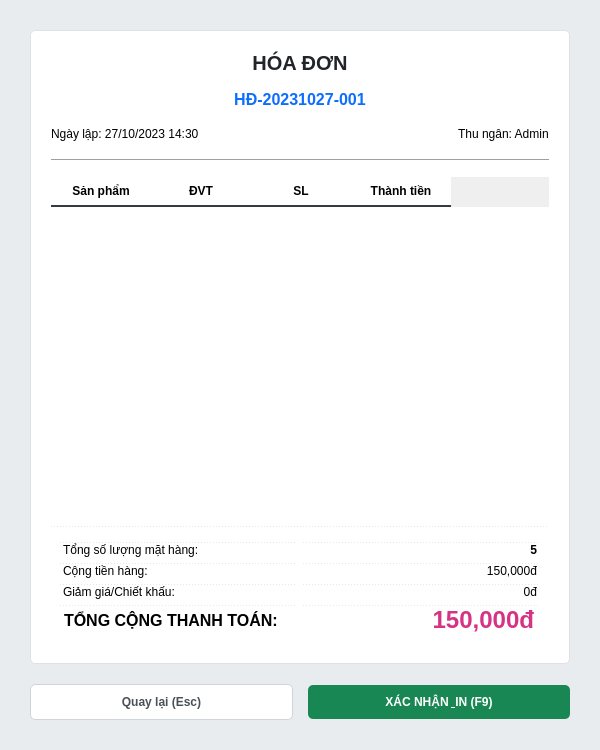
This is app/ui/product/views/checkout_confirmation.ui in minhtoan3131/stationpos-python-coursework-basic as Qt 5 draws it before an edit. The edited form follows.
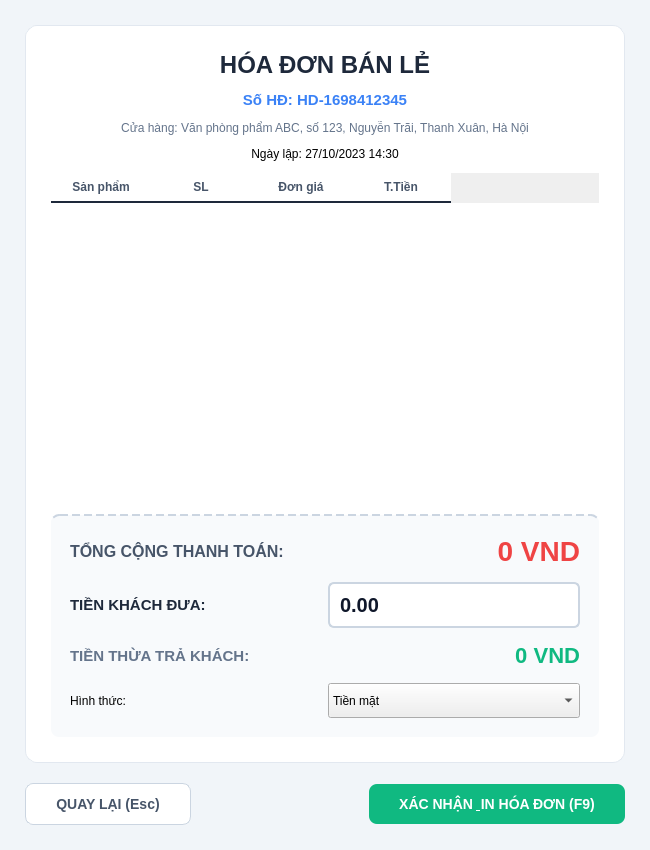
This is the edited form.

What changed in the file:
```diff
--- a/app/ui/product/views/checkout_confirmation.ui
+++ b/app/ui/product/views/checkout_confirmation.ui
@@ -6,8 +6,8 @@
    <rect>
     <x>0</x>
     <y>0</y>
-    <width>600</width>
-    <height>750</height>
+    <width>650</width>
+    <height>850</height>
    </rect>
   </property>
   <property name="windowTitle">
@@ -15,63 +15,88 @@
   </property>
   <property name="styleSheet">
    <string notr="true">
+    /* Nền tảng Enterprise POS Dialog */
     QDialog {
-        background-color: #e9ecef;
+        background-color: #f1f5f9;
         font-family: 'Segoe UI', sans-serif;
     }
+
     QFrame#frame_receipt {
         background-color: #ffffff;
-        border: 1px solid #dee2e6;
-        border-radius: 5px;
+        border: 1px solid #e2e8f0;
+        border-radius: 12px;
     }
+
     QLabel#lbl_invoice_title {
-        font-size: 20px;
-        font-weight: bold;
-        color: #212529;
+        font-size: 24px;
+        font-weight: 800;
+        color: #1e293b;
     }
+
     QLabel#lbl_invoice_id {
-        font-size: 16px;
+        font-size: 15px;
         font-weight: bold;
-        color: #0d6efd;
+        color: #3b82f6;
     }
+
+    /* Bảng chi tiết Bill */
     QTableWidget {
         border: none;
         background-color: transparent;
-        gridline-color: #f1f3f5;
+        gridline-color: #f8fafc;
     }
     QHeaderView::section {
         background-color: #ffffff;
         border: none;
-        border-bottom: 2px solid #343a40;
+        border-bottom: 2px solid #1e293b;
         font-weight: bold;
         padding: 5px;
+        color: #475569;
     }
-    QLabel#lbl_summary_label {
-        color: #6c757d;
-        font-size: 14px;
+
+    /* Khu vực tính tiền */
+    QFrame#frame_finance {
+        background-color: #f8fafc;
+        border-top: 2px dashed #cbd5e1;
+        border-radius: 8px;
+        padding: 10px;
     }
-    QLabel#lbl_grand_total {
-        font-size: 24px;
+
+    QLabel#lbl_total_label { font-size: 16px; font-weight: bold; color: #475569; }
+    QLabel#lbl_grand_total { font-size: 28px; font-weight: 900; color: #ef4444; }
+
+    QLabel#lbl_cash_label { font-size: 15px; font-weight: bold; color: #1e293b; }
+    QDoubleSpinBox#spn_cash_received {
+        font-size: 20px;
         font-weight: bold;
-        color: #d63384;
+        padding: 8px;
+        border: 2px solid #cbd5e1;
+        border-radius: 6px;
+        color: #0f172a;
     }
+    QDoubleSpinBox#spn_cash_received:focus { border: 2px solid #3b82f6; }
+
+    QLabel#lbl_change_label { font-size: 15px; font-weight: bold; color: #64748b; }
+    QLabel#lbl_change_due { font-size: 22px; font-weight: 900; color: #10b981; }
+
+    /* Nút bấm */
     QPushButton {
-        padding: 10px 25px;
-        border-radius: 5px;
+        padding: 12px 30px;
+        border-radius: 8px;
         font-weight: bold;
+        font-size: 14px;
     }
     QPushButton#btn_confirm {
-        background-color: #198754;
+        background-color: #10b981;
         color: white;
         border: none;
     }
-    QPushButton#btn_confirm:hover {
-        background-color: #157347;
-    }
+    QPushButton#btn_confirm:hover { background-color: #059669; }
+
     QPushButton#btn_back {
         background-color: #ffffff;
-        border: 1px solid #ced4da;
-        color: #495057;
+        border: 1px solid #cbd5e1;
+        color: #475569;
     }
     QPushButton#btn_back:hover {
         background-color: #f8f9fa;
@@ -83,39 +108,39 @@
     <number>20</number>
    </property>
    <property name="leftMargin">
-    <number>30</number>
+    <number>25</number>
    </property>
    <property name="topMargin">
-    <number>30</number>
+    <number>25</number>
    </property>
    <property name="rightMargin">
-    <number>30</number>
+    <number>25</number>
    </property>
    <property name="bottomMargin">
-    <number>30</number>
+    <number>25</number>
    </property>
    <item>
     <widget class="QFrame" name="frame_receipt">
      <layout class="QVBoxLayout" name="verticalLayout_receipt">
       <property name="spacing">
-       <number>15</number>
+       <number>12</number>
       </property>
       <property name="leftMargin">
-       <number>20</number>
+       <number>25</number>
       </property>
       <property name="topMargin">
-       <number>20</number>
+       <number>25</number>
       </property>
       <property name="rightMargin">
-       <number>20</number>
+       <number>25</number>
       </property>
       <property name="bottomMargin">
-       <number>20</number>
+       <number>25</number>
       </property>
       <item>
        <widget class="QLabel" name="lbl_invoice_title">
         <property name="text">
-         <string>HÓA ĐƠN</string>
+         <string>HÓA ĐƠN BÁN LẺ</string>
         </property>
         <property name="alignment">
          <set>Qt::AlignCenter</set>
@@ -125,7 +150,7 @@
       <item>
        <widget class="QLabel" name="lbl_invoice_id">
         <property name="text">
-         <string>HĐ-20231027-001</string>
+         <string>Số HĐ: HD-1698412345</string>
         </property>
         <property name="alignment">
          <set>Qt::AlignCenter</set>
@@ -133,41 +158,27 @@
        </widget>
       </item>
       <item>
-       <layout class="QHBoxLayout" name="horizontalLayout_info">
-        <item>
-         <widget class="QLabel" name="label_date">
-          <property name="text">
-           <string>Ngày lập: 27/10/2023 14:30</string>
-          </property>
-         </widget>
-        </item>
-        <item>
-         <spacer name="horizontalSpacer">
-          <property name="orientation">
-           <enum>Qt::Horizontal</enum>
-          </property>
-          <property name="sizeHint" stdset="0">
-           <size>
-            <width>40</width>
-            <height>20</height>
-           </size>
-          </property>
-         </spacer>
-        </item>
-        <item>
-         <widget class="QLabel" name="label_cashier">
-          <property name="text">
-           <string>Thu ngân: Admin</string>
-          </property>
-         </widget>
-        </item>
-       </layout>
+       <widget class="QLabel" name="lbl_store_info">
+        <property name="styleSheet">
+         <string notr="true">color: #64748b;</string>
+        </property>
+        <property name="text">
+         <string>Cửa hàng: Văn phòng phẩm ABC, số 123, Nguyễn Trãi, Thanh Xuân, Hà Nội</string>
+        </property>
+        <property name="alignment">
+         <set>Qt::AlignCenter</set>
+        </property>
+       </widget>
       </item>
+
       <item>
-       <widget class="Line" name="line_top">
-        <property name="orientation">
-         <enum>Qt::Horizontal</enum>
+       <widget class="QLabel" name="lbl_date">
+        <property name="text">
+         <string>Ngày lập: 27/10/2023 14:30</string>
         </property>
+        <property name="alignment">
+         <set>Qt::AlignCenter</set>
+        </property>
        </widget>
       </item>
       <item>
@@ -175,7 +186,7 @@
         <property name="minimumSize">
          <size>
           <width>0</width>
-          <height>250</height>
+          <height>280</height>
          </size>
         </property>
         <column>
@@ -183,11 +194,6 @@
           <string>Sản phẩm</string>
          </property>
         </column>
-        <column>
-         <property name="text">
-          <string>ĐVT</string>
-         </property>
-        </column>
         <column>
          <property name="text">
           <string>SL</string>
@@ -195,37 +201,33 @@
         </column>
         <column>
          <property name="text">
-          <string>Thành tiền</string>
+          <string>Đơn giá</string>
+         </property>
+        </column>
+        <column>
+         <property name="text">
+          <string>T.Tiền</string>
          </property>
         </column>
        </widget>
       </item>
       <item>
-       <widget class="QFrame" name="frame_summary">
-        <property name="styleSheet">
-         <string notr="true">border-top: 1px dashed #ced4da;</string>
-        </property>
-        <layout class="QGridLayout" name="gridLayout_summary">
-         <property name="topMargin">
+       <widget class="QFrame" name="frame_finance">
+        <layout class="QGridLayout" name="gridLayout_finance">
+         <property name="verticalSpacing">
           <number>15</number>
          </property>
          <item row="0" column="0">
-          <widget class="QLabel" name="lbl_summary_label_1">
+          <widget class="QLabel" name="lbl_total_label">
            <property name="text">
-            <string>Tổng số lượng mặt hàng:</string>
+            <string>TỔNG CỘNG THANH TOÁN:</string>
            </property>
           </widget>
          </item>
          <item row="0" column="1">
-          <widget class="QLabel" name="lbl_total_items">
-           <property name="font">
-            <font>
-             <weight>75</weight>
-             <bold>true</bold>
-            </font>
-           </property>
+          <widget class="QLabel" name="lbl_grand_total">
            <property name="text">
-            <string>5</string>
+            <string>0 VND</string>
            </property>
            <property name="alignment">
             <set>Qt::AlignRight|Qt::AlignTrailing|Qt::AlignVCenter</set>
@@ -233,33 +235,33 @@
           </widget>
          </item>
          <item row="1" column="0">
-          <widget class="QLabel" name="lbl_summary_label_2">
+          <widget class="QLabel" name="lbl_cash_label">
            <property name="text">
-            <string>Cộng tiền hàng:</string>
+            <string>TIỀN KHÁCH ĐƯA:</string>
            </property>
           </widget>
          </item>
          <item row="1" column="1">
-          <widget class="QLabel" name="lbl_subtotal">
-           <property name="text">
-            <string>150,000đ</string>
+          <widget class="QDoubleSpinBox" name="spn_cash_received">
+           <property name="buttonSymbols">
+            <enum>QAbstractSpinBox::NoButtons</enum>
            </property>
-           <property name="alignment">
-            <set>Qt::AlignRight|Qt::AlignTrailing|Qt::AlignVCenter</set>
+           <property name="maximum">
+            <double>999999999.990000009536743</double>
            </property>
           </widget>
          </item>
          <item row="2" column="0">
-          <widget class="QLabel" name="lbl_summary_label_3">
+          <widget class="QLabel" name="lbl_change_label">
            <property name="text">
-            <string>Giảm giá/Chiết khấu:</string>
+            <string>TIỀN THỪA TRẢ KHÁCH:</string>
            </property>
           </widget>
          </item>
          <item row="2" column="1">
-          <widget class="QLabel" name="lbl_discount">
+          <widget class="QLabel" name="lbl_change_due">
            <property name="text">
-            <string>0đ</string>
+            <string>0 VND</string>
            </property>
            <property name="alignment">
             <set>Qt::AlignRight|Qt::AlignTrailing|Qt::AlignVCenter</set>
@@ -267,27 +269,30 @@
           </widget>
          </item>
          <item row="3" column="0">
-          <widget class="QLabel" name="lbl_summary_label_4">
-           <property name="font">
-            <font>
-             <pointsize>12</pointsize>
-             <weight>75</weight>
-             <bold>true</bold>
-            </font>
-           </property>
+          <widget class="QLabel" name="label_3">
            <property name="text">
-            <string>TỔNG CỘNG THANH TOÁN:</string>
+            <string>Hình thức:</string>
            </property>
           </widget>
          </item>
          <item row="3" column="1">
-          <widget class="QLabel" name="lbl_grand_total">
-           <property name="text">
-            <string>150,000đ</string>
+          <widget class="QComboBox" name="cbo_payment_method">
+           <property name="minimumSize">
+            <size>
+             <width>0</width>
+             <height>35</height>
+            </size>
            </property>
-           <property name="alignment">
-            <set>Qt::AlignRight|Qt::AlignTrailing|Qt::AlignVCenter</set>
-           </property>
+           <item>
+            <property name="text">
+             <string>Tiền mặt</string>
+            </property>
+           </item>
+           <item>
+            <property name="text">
+             <string>Chuyển khoản / Quẹt thẻ</string>
+            </property>
+           </item>
           </widget>
          </item>
         </layout>
@@ -304,17 +309,33 @@
      <item>
       <widget class="QPushButton" name="btn_back">
        <property name="text">
-        <string>Quay lại (Esc)</string>
+        <string>QUAY LẠI (Esc)</string>
        </property>
       </widget>
      </item>
+     <item>
+      <spacer name="horizontalSpacer_2">
+       <property name="orientation">
+        <enum>Qt::Horizontal</enum>
+       </property>
+       <property name="sizeHint" stdset="0">
+        <size>
+         <width>40</width>
+         <height>20</height>
+        </size>
+       </property>
+      </spacer>
+     </item>
      <item>
       <widget class="QPushButton" name="btn_confirm">
-       <property name="text">
-        <string>XÁC NHẬN &amp; IN (F9)</string>
+       <property name="minimumSize">
+        <size>
+         <width>250</width>
+         <height>0</height>
+        </size>
        </property>
-       <property name="default">
-        <bool>true</bool>
+       <property name="text">
+        <string>XÁC NHẬN &amp; IN HÓA ĐƠN (F9)</string>
        </property>
       </widget>
      </item>
```
Left out of the diff: 6 changed lines with no effect on the pictures.
